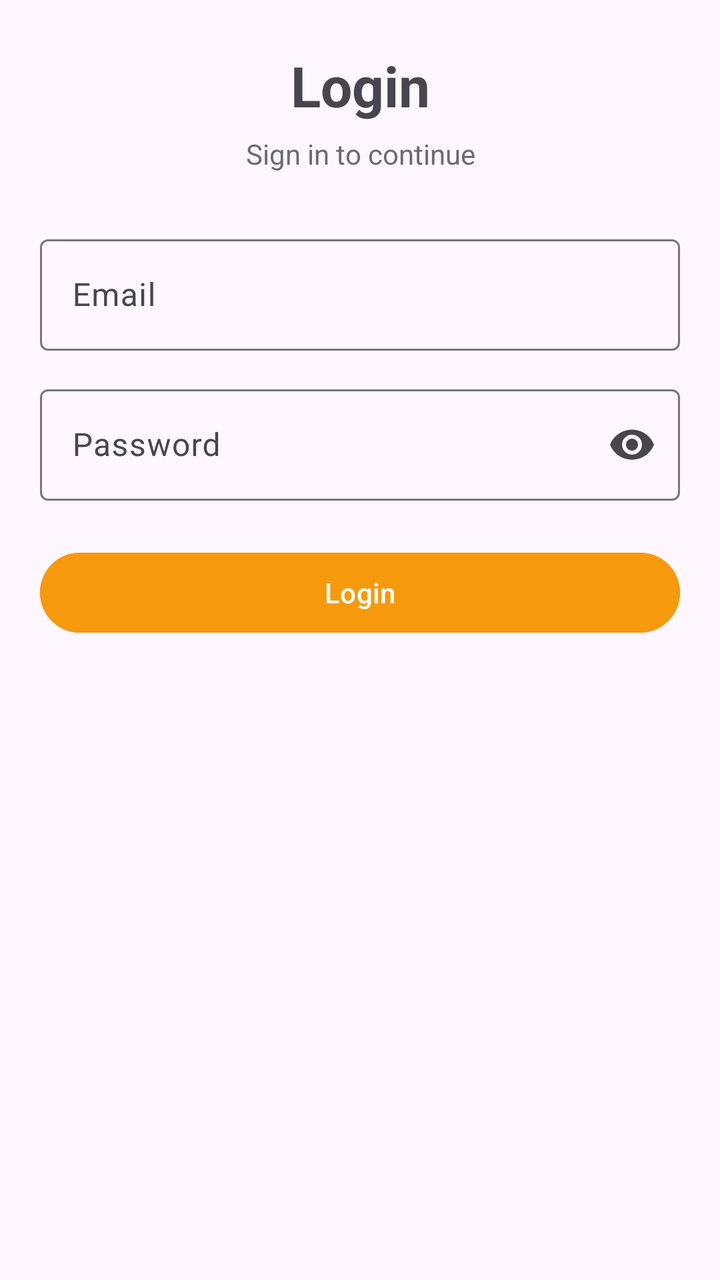
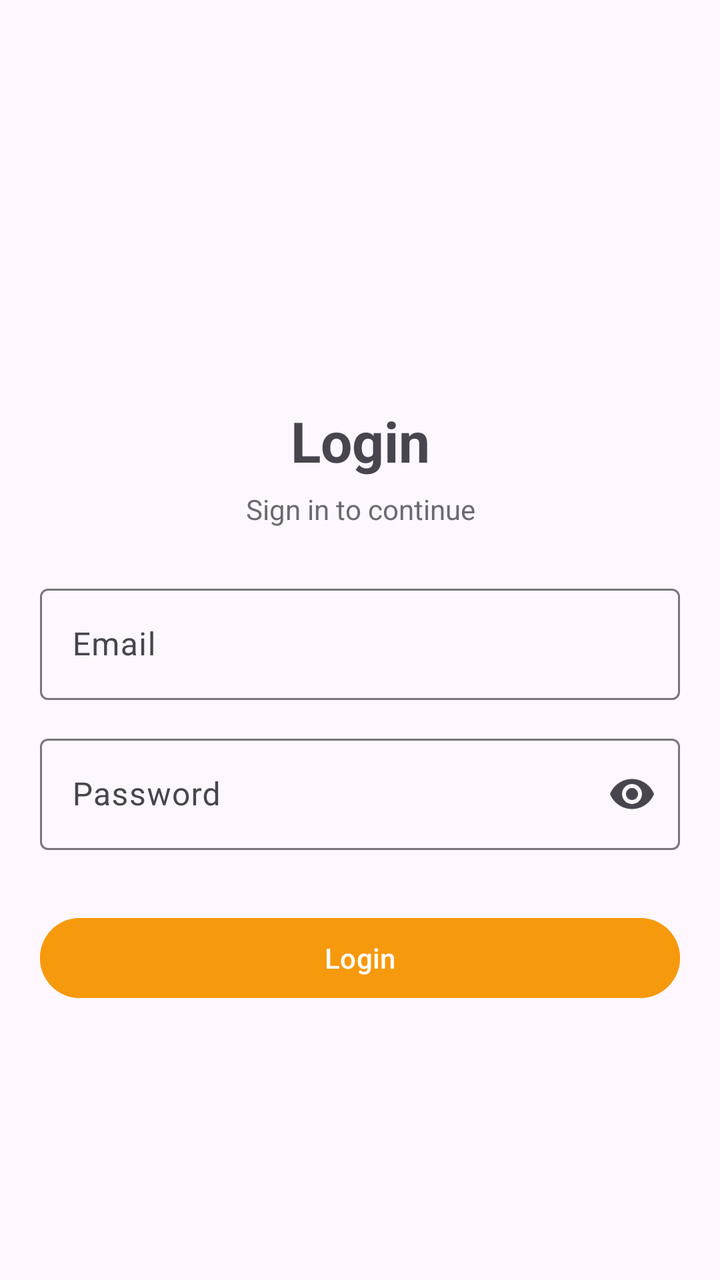

Before-and-after screenshots of an Android layout around one commit, followed by the original layout XML and the change that was made.
<!-- AndroidManifest.xml: application theme Theme.Mobileapplicationsproject2025 -->
<!-- res/layout/activity_login.xml -->
<?xml version="1.0" encoding="utf-8"?>
<tools:androidx.core.widget.NestedScrollView xmlns:android="http://schemas.android.com/apk/res/android"
    xmlns:app="http://schemas.android.com/apk/res-auto"
    xmlns:tools="http://schemas.android.com/tools"
    android:id="@+id/login"
    android:layout_width="match_parent"
    android:layout_height="match_parent"
    android:fillViewport="true"
    tools:context=".LoginActivity"
    tools:ignore="MissingClass">

<androidx.constraintlayout.widget.ConstraintLayout
    android:layout_width="match_parent"
    android:layout_height="match_parent"
    android:paddingStart="20dp"
    android:paddingEnd="20dp"
    android:paddingTop="24dp"
    android:paddingBottom="24dp">

    <TextView
        android:id="@+id/tvTitle"
        android:layout_width="0dp"
        android:layout_height="wrap_content"
        android:text="Login"
        android:textSize="28sp"
        android:textStyle="bold"
        android:gravity="center"
        app:layout_constraintTop_toTopOf="parent"
        app:layout_constraintStart_toStartOf="parent"
        app:layout_constraintEnd_toEndOf="parent" />

    <TextView
        android:id="@+id/tvSubtitle"
        android:layout_width="0dp"
        android:layout_height="wrap_content"
        android:text="Sign in to continue"
        android:textSize="14sp"
        android:gravity="center"
        android:alpha="0.8"
        app:layout_constraintTop_toBottomOf="@id/tvTitle"
        app:layout_constraintStart_toStartOf="parent"
        app:layout_constraintEnd_toEndOf="parent"
        android:layout_marginTop="6dp" />

    <com.google.android.material.textfield.TextInputLayout
        android:id="@+id/tilEmail"
        android:layout_width="0dp"
        android:layout_height="wrap_content"
        app:endIconMode="clear_text"
        app:layout_constraintTop_toBottomOf="@id/tvSubtitle"
        app:layout_constraintStart_toStartOf="parent"
        app:layout_constraintEnd_toEndOf="parent"
        android:layout_marginTop="28dp">

        <com.google.android.material.textfield.TextInputEditText
            android:id="@+id/etEmail"
            android:layout_width="match_parent"
            android:layout_height="wrap_content"
            android:hint="Email"
            android:inputType="textEmailAddress" />
    </com.google.android.material.textfield.TextInputLayout>

    <com.google.android.material.textfield.TextInputLayout
        android:id="@+id/tilPassword"
        android:layout_width="0dp"
        android:layout_height="wrap_content"
        app:endIconMode="password_toggle"
        app:layout_constraintTop_toBottomOf="@id/tilEmail"
        app:layout_constraintStart_toStartOf="parent"
        app:layout_constraintEnd_toEndOf="parent"
        android:layout_marginTop="14dp">

        <com.google.android.material.textfield.TextInputEditText
            android:id="@+id/etPassword"
            android:layout_width="match_parent"
            android:layout_height="wrap_content"
            android:hint="Password"
            android:inputType="textPassword" />
    </com.google.android.material.textfield.TextInputLayout>

    <com.google.android.material.button.MaterialButton
        android:id="@+id/btnLogin"
        android:layout_width="0dp"
        android:layout_height="wrap_content"
        android:text="Login"
        android:textColor="#FFFFFF"
        android:backgroundTint="@color/orange_action"
        app:layout_constraintTop_toBottomOf="@id/tilPassword"
        app:layout_constraintStart_toStartOf="parent"
        app:layout_constraintEnd_toEndOf="parent"
        android:layout_marginTop="22dp" />

</androidx.constraintlayout.widget.ConstraintLayout>
</tools:androidx.core.widget.NestedScrollView>
<!-- resources referenced by this layout -->
<resources>
  <color name="orange_action">#F7990C</color>
  <style name="Theme.Mobileapplicationsproject2025" parent="Base.Theme.Mobileapplicationsproject2025" />
  <style name="Base.Theme.Mobileapplicationsproject2025" parent="Theme.Material3.DayNight.NoActionBar">
          
          
      </style>
</resources>

<!-- the commit's change to res/layout/activity_login.xml (unified diff, before → after) -->
@@ -1,94 +1,107 @@
 <?xml version="1.0" encoding="utf-8"?>
-<tools:androidx.core.widget.NestedScrollView xmlns:android="http://schemas.android.com/apk/res/android"
+<androidx.core.widget.NestedScrollView xmlns:android="http://schemas.android.com/apk/res/android"
     xmlns:app="http://schemas.android.com/apk/res-auto"
     xmlns:tools="http://schemas.android.com/tools"
     android:id="@+id/login"
     android:layout_width="match_parent"
     android:layout_height="match_parent"
     android:fillViewport="true"
-    tools:context=".LoginActivity"
-    tools:ignore="MissingClass">
+    tools:context=".LoginActivity">
 
-<androidx.constraintlayout.widget.ConstraintLayout
-    android:layout_width="match_parent"
-    android:layout_height="match_parent"
-    android:paddingStart="20dp"
-    android:paddingEnd="20dp"
-    android:paddingTop="24dp"
-    android:paddingBottom="24dp">
+    <androidx.constraintlayout.widget.ConstraintLayout
+        android:layout_width="match_parent"
+        android:layout_height="match_parent"
+        android:paddingStart="20dp"
+        android:paddingEnd="20dp"
+        android:paddingTop="24dp"
+        android:paddingBottom="24dp">
 
-    <TextView
-        android:id="@+id/tvTitle"
-        android:layout_width="0dp"
-        android:layout_height="wrap_content"
-        android:text="Login"
-        android:textSize="28sp"
-        android:textStyle="bold"
-        android:gravity="center"
-        app:layout_constraintTop_toTopOf="parent"
-        app:layout_constraintStart_toStartOf="parent"
-        app:layout_constraintEnd_toEndOf="parent" />
+        
+        <androidx.constraintlayout.widget.Guideline
+            android:id="@+id/guideline_center_vertical"
+            android:layout_width="wrap_content"
+            android:layout_height="wrap_content"
+            android:orientation="horizontal"
+            app:layout_constraintGuide_percent="0.3" />
 
-    <TextView
-        android:id="@+id/tvSubtitle"
-        android:layout_width="0dp"
-        android:layout_height="wrap_content"
-        android:text="Sign in to continue"
-        android:textSize="14sp"
-        android:gravity="center"
-        android:alpha="0.8"
-        app:layout_constraintTop_toBottomOf="@id/tvTitle"
-        app:layout_constraintStart_toStartOf="parent"
-        app:layout_constraintEnd_toEndOf="parent"
-        android:layout_marginTop="6dp" />
+        
+        <TextView
+            android:id="@+id/tvTitle"
+            android:layout_width="0dp"
+            android:layout_height="wrap_content"
+            android:text="Login"
+            android:textSize="28sp"
+            android:textStyle="bold"
+            android:gravity="center"
+            app:layout_constraintTop_toTopOf="@id/guideline_center_vertical"
+            app:layout_constraintStart_toStartOf="parent"
+            app:layout_constraintEnd_toEndOf="parent" />
 
-    <com.google.android.material.textfield.TextInputLayout
-        android:id="@+id/tilEmail"
-        android:layout_width="0dp"
-        android:layout_height="wrap_content"
-        app:endIconMode="clear_text"
-        app:layout_constraintTop_toBottomOf="@id/tvSubtitle"
-        app:layout_constraintStart_toStartOf="parent"
-        app:layout_constraintEnd_toEndOf="parent"
-        android:layout_marginTop="28dp">
+        
+        <TextView
+            android:id="@+id/tvSubtitle"
+            android:layout_width="0dp"
+            android:layout_height="wrap_content"
+            android:text="Sign in to continue"
+            android:textSize="14sp"
+            android:gravity="center"
+            android:alpha="0.8"
+            android:layout_marginTop="6dp"
+            app:layout_constraintTop_toBottomOf="@id/tvTitle"
+            app:layout_constraintStart_toStartOf="parent"
+            app:layout_constraintEnd_toEndOf="parent" />
 
-        <com.google.android.material.textfield.TextInputEditText
-            android:id="@+id/etEmail"
-            android:layout_width="match_parent"
+        
+        <com.google.android.material.textfield.TextInputLayout
+            android:id="@+id/tilEmail"
+            android:layout_width="0dp"
             android:layout_height="wrap_content"
-            android:hint="Email"
-            android:inputType="textEmailAddress" />
-    </com.google.android.material.textfield.TextInputLayout>
+            app:endIconMode="clear_text"
+            android:layout_marginTop="25dp"
+            app:layout_constraintTop_toBottomOf="@id/tvSubtitle"
+            app:layout_constraintStart_toStartOf="parent"
+            app:layout_constraintEnd_toEndOf="parent">
 
-    <com.google.android.material.textfield.TextInputLayout
-        android:id="@+id/tilPassword"
-        android:layout_width="0dp"
-        android:layout_height="wrap_content"
-        app:endIconMode="password_toggle"
-        app:layout_constraintTop_toBottomOf="@id/tilEmail"
-        app:layout_constraintStart_toStartOf="parent"
-        app:layout_constraintEnd_toEndOf="parent"
-        android:layout_marginTop="14dp">
+            <com.google.android.material.textfield.TextInputEditText
+                android:id="@+id/etEmail"
+                android:layout_width="match_parent"
+                android:layout_height="wrap_content"
+                android:hint="Email"
+                android:inputType="textEmailAddress" />
+        </com.google.android.material.textfield.TextInputLayout>
 
-        <com.google.android.material.textfield.TextInputEditText
-            android:id="@+id/etPassword"
-            android:layout_width="match_parent"
+        
+        <com.google.android.material.textfield.TextInputLayout
+            android:id="@+id/tilPassword"
+            android:layout_width="0dp"
             android:layout_height="wrap_content"
-            android:hint="Password"
-            android:inputType="textPassword" />
-    </com.google.android.material.textfield.TextInputLayout>
+            app:endIconMode="password_toggle"
+            android:layout_marginTop="14dp"
+            app:layout_constraintTop_toBottomOf="@id/tilEmail"
+            app:layout_constraintStart_toStartOf="parent"
+            app:layout_constraintEnd_toEndOf="parent">
 
-    <com.google.android.material.button.MaterialButton
-        android:id="@+id/btnLogin"
-        android:layout_width="0dp"
-        android:layout_height="wrap_content"
-        android:text="Login"
-        android:textColor="#FFFFFF"
-        android:backgroundTint="@color/orange_action"
-        app:layout_constraintTop_toBottomOf="@id/tilPassword"
-        app:layout_constraintStart_toStartOf="parent"
-        app:layout_constraintEnd_toEndOf="parent"
-        android:layout_marginTop="22dp" />
+            <com.google.android.material.textfield.TextInputEditText
+                android:id="@+id/etPassword"
+                android:layout_width="match_parent"
+                android:layout_height="wrap_content"
+                android:hint="Password"
+                android:inputType="textPassword" />
+        </com.google.android.material.textfield.TextInputLayout>
 
-</androidx.constraintlayout.widget.ConstraintLayout>
-</tools:androidx.core.widget.NestedScrollView>
+        
+        <com.google.android.material.button.MaterialButton
+            android:id="@+id/btnLogin"
+            android:layout_width="0dp"
+            android:layout_height="wrap_content"
+            android:text="Login"
+            android:textColor="#FFFFFF"
+            android:backgroundTint="@color/orange_action"
+            android:layout_marginTop="30dp"
+            app:layout_constraintTop_toBottomOf="@id/tilPassword"
+            app:layout_constraintStart_toStartOf="parent"
+            app:layout_constraintEnd_toEndOf="parent" />
+
+    </androidx.constraintlayout.widget.ConstraintLayout>
+
+</androidx.core.widget.NestedScrollView>
